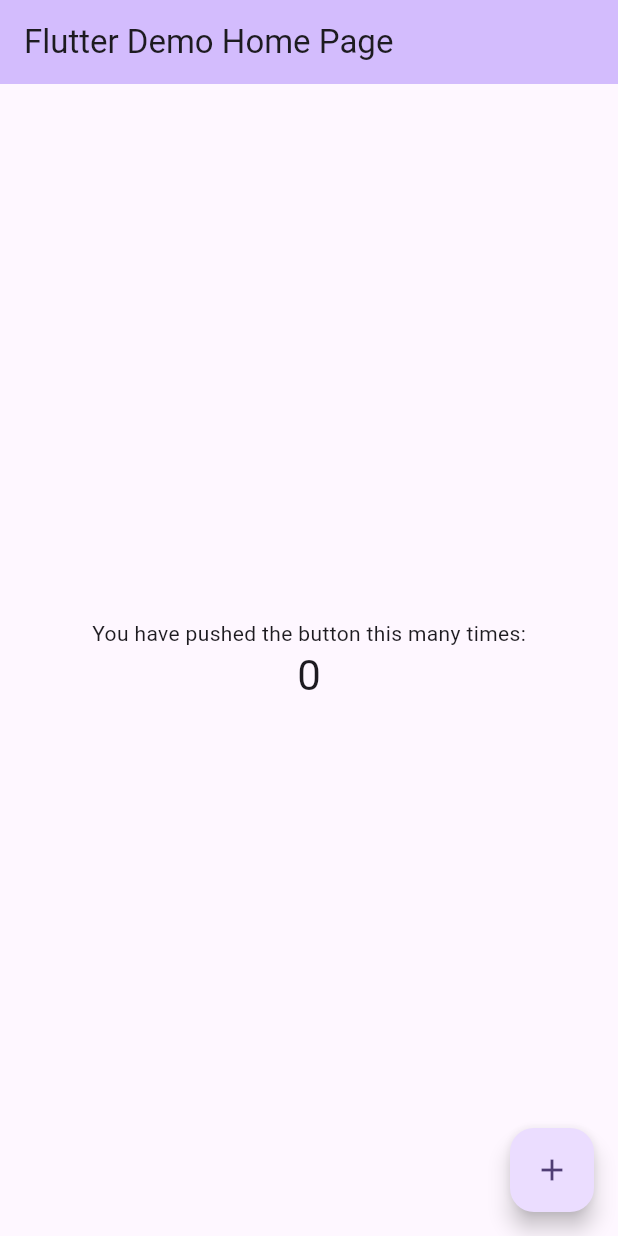
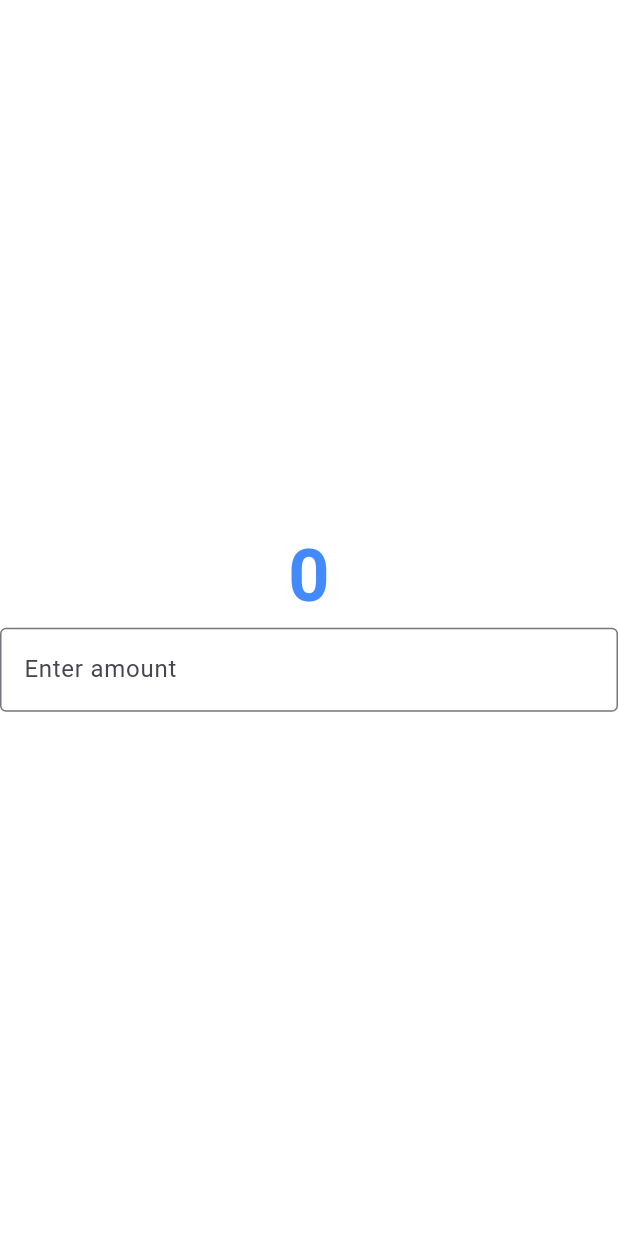
Before and after one commit to MutumaDerick/currency_converter, a Flutter app: the screen it shows after launch, on a phone screen of 412 x 824 dp. Run offline on Flutter 3.47's test engine with Material 3 defaults, Android fonts, the phone set to English and light mode, and no system bars.

Commit message:
Added Currency converter page

```diff
--- /dev/null
+++ b/lib/currency_converter_material_page.dart
@@ -0,0 +1,34 @@
+import 'package:flutter/material.dart';
+
+class CurrencyConverterMaterialPage extends StatelessWidget {
+  const CurrencyConverterMaterialPage({super.key});
+
+  @override
+  Widget build(BuildContext context) {
+    return const Scaffold(
+      backgroundColor: Colors.white54,
+      body: Center(
+        child: Column(
+        mainAxisAlignment: MainAxisAlignment.center,
+        crossAxisAlignment: CrossAxisAlignment.center,
+        children: [
+          Text('0',
+           style: TextStyle(
+            fontSize: 48,
+            fontWeight: FontWeight.bold,
+            color: Colors.blueAccent
+             ),
+            ),
+            TextField(
+              decoration: InputDecoration(
+                labelText: 'Enter amount',
+                border: OutlineInputBorder(),
+              ),
+              keyboardType: TextInputType.number,
+            ),
+          ],
+        ),
+      ),
+    );
+  }
+}
--- a/lib/main.dart
+++ b/lib/main.dart
@@ -1,125 +1,29 @@
+import 'package:currency_converter/currency_converter_material_page.dart';
 import 'package:flutter/material.dart';
 
 void main() {
   runApp(const MyApp());
 }
 
+// Types of Widgets
+// 1. StatelessWidget: Widgets that don't change their state
+// 2. StatefulWidget: Widgets that can change their state
+// 3. InheritedWidget: Widgets that pass data down the widget tree
+
+// Design types
+// 1. Material Design: Google's design language
+// 2. Cupertino Design: Apple's design language
+
+// MaterialApp: A widget that provides a number of basic design elements
+// Scaffold: A widget that provides a basic layout structure
+
 class MyApp extends StatelessWidget {
   const MyApp({super.key});
 
-  // This widget is the root of your application.
   @override
   Widget build(BuildContext context) {
-    return MaterialApp(
-      title: 'Flutter Demo',
-      theme: ThemeData(
-        // This is the theme of your application.
-        //
-        // TRY THIS: Try running your application with "flutter run". You'll see
-        // the application has a purple toolbar. Then, without quitting the app,
-        // try changing the seedColor in the colorScheme below to Colors.green
-        // and then invoke "hot reload" (save your changes or press the "hot
-        // reload" button in a Flutter-supported IDE, or press "r" if you used
-        // the command line to start the app).
-        //
-        // Notice that the counter didn't reset back to zero; the application
-        // state is not lost during the reload. To reset the state, use hot
-        // restart instead.
-        //
-        // This works for code too, not just values: Most code changes can be
-        // tested with just a hot reload.
-        colorScheme: ColorScheme.fromSeed(seedColor: Colors.deepPurple),
-        useMaterial3: true,
-      ),
-      home: const MyHomePage(title: 'Flutter Demo Home Page'),
+    return const MaterialApp(
+      home: CurrencyConverterMaterialPage(),  // CurrencyConverterMaterialPage is a StatelessWidget
     );
   }
 }
-
-class MyHomePage extends StatefulWidget {
-  const MyHomePage({super.key, required this.title});
-
-  // This widget is the home page of your application. It is stateful, meaning
-  // that it has a State object (defined below) that contains fields that affect
-  // how it looks.
-
-  // This class is the configuration for the state. It holds the values (in this
-  // case the title) provided by the parent (in this case the App widget) and
-  // used by the build method of the State. Fields in a Widget subclass are
-  // always marked "final".
-
-  final String title;
-
-  @override
-  State<MyHomePage> createState() => _MyHomePageState();
-}
-
-class _MyHomePageState extends State<MyHomePage> {
-  int _counter = 0;
-
-  void _incrementCounter() {
-    setState(() {
-      // This call to setState tells the Flutter framework that something has
-      // changed in this State, which causes it to rerun the build method below
-      // so that the display can reflect the updated values. If we changed
-      // _counter without calling setState(), then the build method would not be
-      // called again, and so nothing would appear to happen.
-      _counter++;
-    });
-  }
-
-  @override
-  Widget build(BuildContext context) {
-    // This method is rerun every time setState is called, for instance as done
-    // by the _incrementCounter method above.
-    //
-    // The Flutter framework has been optimized to make rerunning build methods
-    // fast, so that you can just rebuild anything that needs updating rather
-    // than having to individually change instances of widgets.
-    return Scaffold(
-      appBar: AppBar(
-        // TRY THIS: Try changing the color here to a specific color (to
-        // Colors.amber, perhaps?) and trigger a hot reload to see the AppBar
-        // change color while the other colors stay the same.
-        backgroundColor: Theme.of(context).colorScheme.inversePrimary,
-        // Here we take the value from the MyHomePage object that was created by
-        // the App.build method, and use it to set our appbar title.
-        title: Text(widget.title),
-      ),
-      body: Center(
-        // Center is a layout widget. It takes a single child and positions it
-        // in the middle of the parent.
-        child: Column(
-          // Column is also a layout widget. It takes a list of children and
-          // arranges them vertically. By default, it sizes itself to fit its
-          // children horizontally, and tries to be as tall as its parent.
-          //
-          // Column has various properties to control how it sizes itself and
-          // how it positions its children. Here we use mainAxisAlignment to
-          // center the children vertically; the main axis here is the vertical
-          // axis because Columns are vertical (the cross axis would be
-          // horizontal).
-          //
-          // TRY THIS: Invoke "debug painting" (choose the "Toggle Debug Paint"
-          // action in the IDE, or press "p" in the console), to see the
-          // wireframe for each widget.
-          mainAxisAlignment: MainAxisAlignment.center,
-          children: <Widget>[
-            const Text(
-              'You have pushed the button this many times:',
-            ),
-            Text(
-              '$_counter',
-              style: Theme.of(context).textTheme.headlineMedium,
-            ),
-          ],
-        ),
-      ),
-      floatingActionButton: FloatingActionButton(
-        onPressed: _incrementCounter,
-        tooltip: 'Increment',
-        child: const Icon(Icons.add),
-      ), // This trailing comma makes auto-formatting nicer for build methods.
-    );
-  }
-}
```
